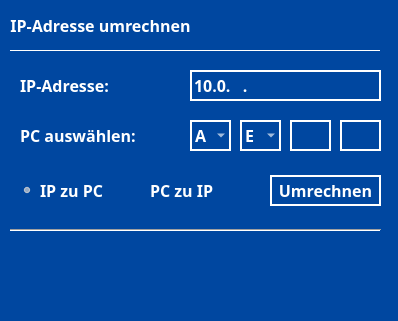
Qt form userinterface.ui (MoeMitDemO/Python-aber-richtig) before a commit.
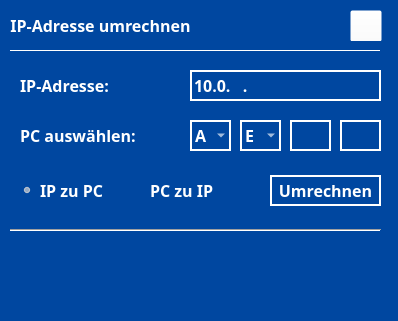
The same form after that commit. Icons and pictures are not drawn.

What changed in the file:
```diff
--- a/userinterface.ui
+++ b/userinterface.ui
@@ -10,6 +10,24 @@
     <height>321</height>
    </rect>
   </property>
+  <property name="sizePolicy">
+   <sizepolicy hsizetype="Fixed" vsizetype="Fixed">
+    <horstretch>0</horstretch>
+    <verstretch>0</verstretch>
+   </sizepolicy>
+  </property>
+  <property name="minimumSize">
+   <size>
+    <width>398</width>
+    <height>321</height>
+   </size>
+  </property>
+  <property name="maximumSize">
+   <size>
+    <width>398</width>
+    <height>321</height>
+   </size>
+  </property>
   <property name="font">
    <font>
     <family>Candara</family>
@@ -70,6 +88,40 @@
       <set>Qt::AlignCenter</set>
      </property>
     </widget>
+    <widget class="QPushButton" name="pushButton">
+     <property name="geometry">
+      <rect>
+       <x>350</x>
+       <y>0</y>
+       <width>32</width>
+       <height>32</height>
+      </rect>
+     </property>
+     <property name="toolTip">
+      <string/>
+     </property>
+     <property name="toolTipDuration">
+      <number>-1</number>
+     </property>
+     <property name="styleSheet">
+      <string notr="true">background-color: rgba(255, 255, 255, 0);
+color: rgb(255, 255, 255);</string>
+     </property>
+     <property name="text">
+      <string/>
+     </property>
+     <property name="icon">
+      <iconset>
+       <normaloff>../../../Downloads/information.png</normaloff>
+       <normalon>../../../Downloads/information.png</normalon>../../../Downloads/information.png</iconset>
+     </property>
+     <property name="iconSize">
+      <size>
+       <width>30</width>
+       <height>30</height>
+      </size>
+     </property>
+    </widget>
    </widget>
    <widget class="QFrame" name="frame_2">
     <property name="geometry">
```
Left out of the diff: 23 changed lines with no effect on the pictures.
